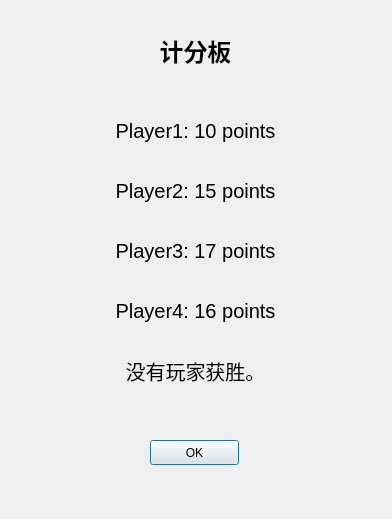
This is _21point_board.ui in HaoKang-Timmy/cardgame as Qt 5 draws it before an edit. The edited form follows.
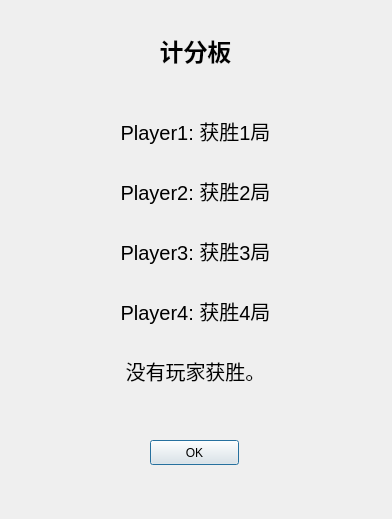
This is the edited form.

```diff
--- a/_21point_board.ui
+++ b/_21point_board.ui
@@ -55,7 +55,7 @@
     </font>
    </property>
    <property name="text">
-    <string>Player2: 15 points</string>
+    <string>Player2: 获胜2局</string>
    </property>
    <property name="alignment">
     <set>Qt::AlignCenter</set>
@@ -79,7 +79,7 @@
     </font>
    </property>
    <property name="text">
-    <string>Player3: 17 points</string>
+    <string>Player3: 获胜3局</string>
    </property>
    <property name="alignment">
     <set>Qt::AlignCenter</set>
@@ -103,7 +103,7 @@
     </font>
    </property>
    <property name="text">
-    <string>Player1: 10 points</string>
+    <string>Player1: 获胜1局</string>
    </property>
    <property name="alignment">
     <set>Qt::AlignCenter</set>
@@ -127,7 +127,7 @@
     </font>
    </property>
    <property name="text">
-    <string>Player4: 16 points</string>
+    <string>Player4: 获胜4局</string>
    </property>
    <property name="alignment">
     <set>Qt::AlignCenter</set>
```
